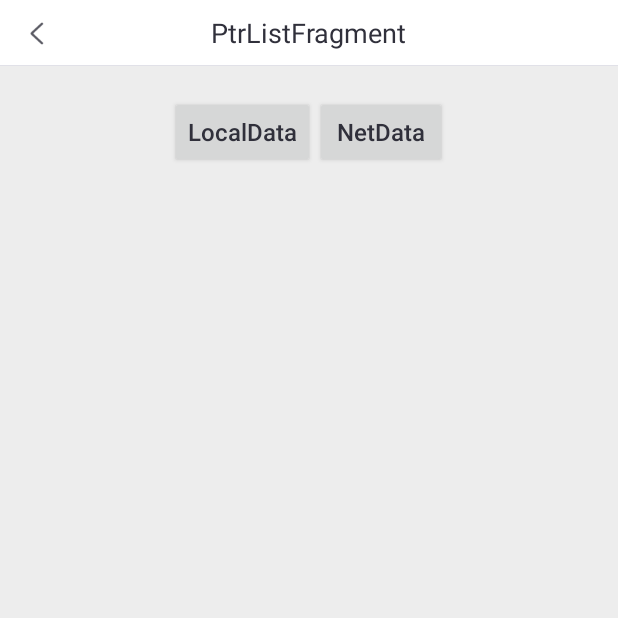
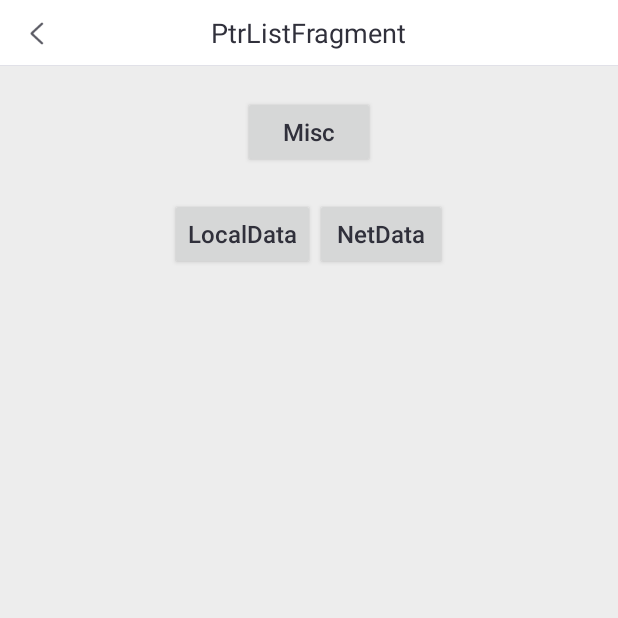
Before and after one commit to jzyu/WeplantPlayground, an Android app: the screen it shows after launch (MainActivity), on a phone screen of 412 x 824 dp, the top half of it. Run offline under Robolectric (Android 15) with nearby library versions, the phone set to English and light mode, and no system bars; our stand-ins replace ButterKnife.

```diff
--- a/app/src/main/AndroidManifest.xml
+++ b/app/src/main/AndroidManifest.xml
@@ -23,6 +23,7 @@
         <activity android:name=".GestureScrollViewActivity" />
         <activity android:name=".TestLocalListActivity" />
         <activity android:name=".TestNetListActivity" />
+        <activity android:name=".TestCoordinateActivity"></activity>
     </application>
 
 </manifest>
--- a/app/src/main/java/com/example/jzyu/weplantplayground/MainActivity.java
+++ b/app/src/main/java/com/example/jzyu/weplantplayground/MainActivity.java
@@ -23,4 +23,8 @@ public class MainActivity extends AppCompatActivity {
     public void onClickNetData(View view) {
         startActivity(new Intent(this, TestNetListActivity.class));
     }
+
+    public void onClickMisc(View view) {
+        //startActivity(new Intent(this, Test));
+    }
 }
--- a/app/src/main/res/layout/activity_main.xml
+++ b/app/src/main/res/layout/activity_main.xml
@@ -14,6 +14,10 @@
         app:title_text="PtrListFragment"/>
 
     <LinearLayout style="@style/TestButtonGroup" android:layout_marginTop="20dp">
+        <Button style="@style/TestButton" android:text="Misc" android:onClick="onClickMisc"/>
+    </LinearLayout>
+
+    <LinearLayout style="@style/TestButtonGroup" android:layout_marginTop="20dp">
         <Button style="@style/TestButton" android:text="LocalData" android:onClick="onClickLocalData"/>
         <Button style="@style/TestButton" android:text="NetData" android:onClick="onClickNetData"/>
     </LinearLayout>
```
Also changed, not shown: app/build.gradle (+6 -5 lines), app/src/main/java/com/example/jzyu/weplantplayground/TestCoordinateActivity.java (added, +13 -0 lines), app/src/main/res/layout/activity_test_coordinate.xml (added, +9 -0 lines).
